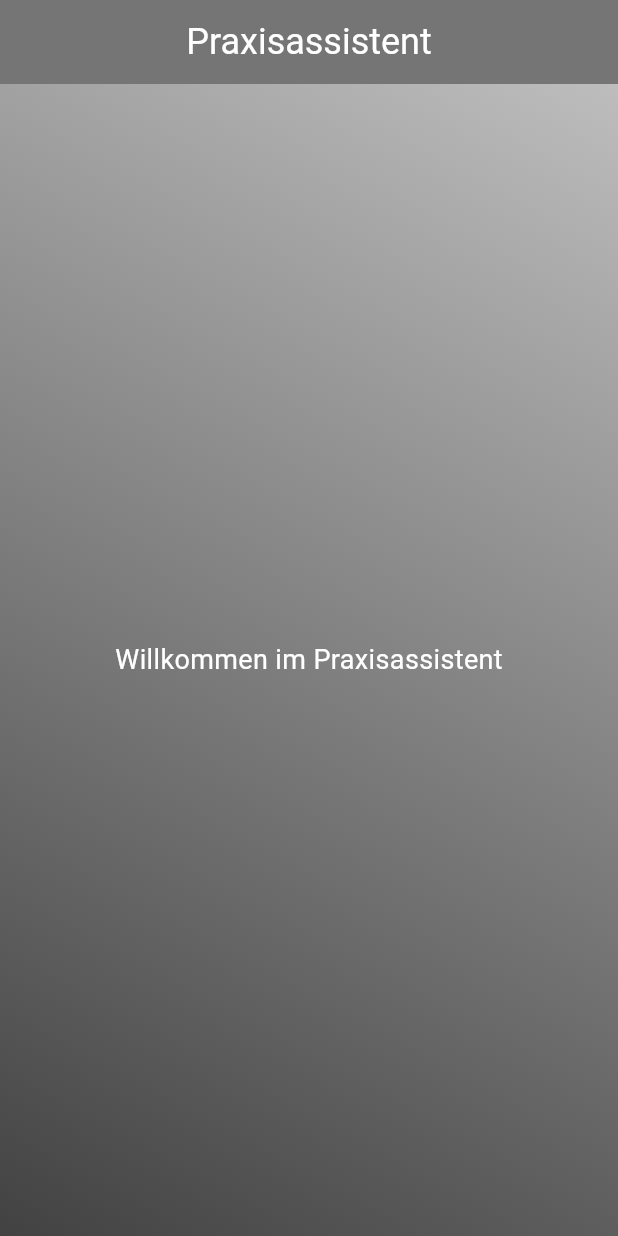
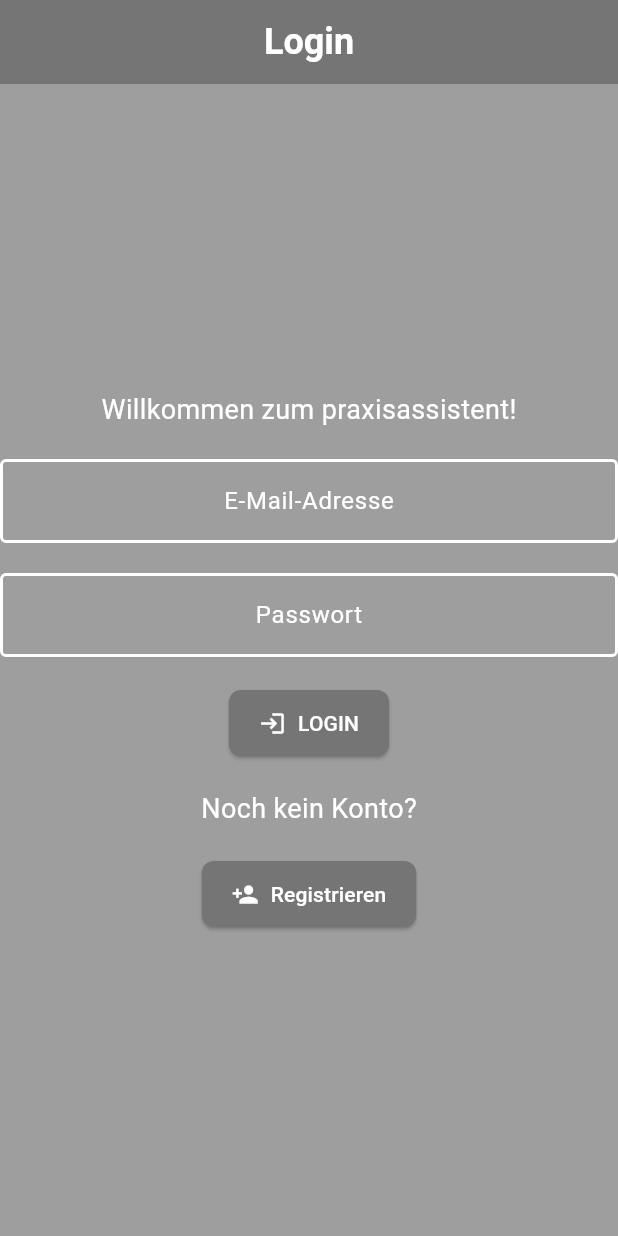
Before and after one commit to ahmad-kalaf/praxisasisstent, a Flutter app: the screen it shows after launch, on a phone screen of 412 x 824 dp. Run offline on Flutter 3.47's test engine with Material 3 defaults, Android fonts, the phone set to English and light mode, and no system bars; our stand-ins replace firebase_core; accounts and stored records are empty.

Commit message:
projekt mit firebase für die authentifizierung verbunden, theme für zentrale style-verwaltung erstellt, login widget (nur ui) erstellt

```diff
--- a/lib/main.dart
+++ b/lib/main.dart
@@ -1,7 +1,13 @@
 import 'package:flutter/material.dart';
-import 'package:praxisassistent/utils/constants.dart';
 
-void main() {
+import 'package:firebase_core/firebase_core.dart';
+import 'package:praxisassistent/utils/theme.dart';
+import 'package:praxisassistent/widgets/login_widget.dart';
+import 'firebase_options.dart';
+
+void main() async {
+  WidgetsFlutterBinding.ensureInitialized();
+  await Firebase.initializeApp(options: DefaultFirebaseOptions.currentPlatform);
   // Start der Anwendung
   runApp(const PraxisassistentApp());
 }
@@ -16,6 +22,7 @@ class PraxisassistentApp extends StatelessWidget {
     return MaterialApp(
       debugShowCheckedModeBanner: false,
       title: 'Praxisassistent',
+      theme: theme,
       home: const HomePage(),
     );
   }
@@ -32,42 +39,6 @@ class HomePage extends StatefulWidget {
 class _HomePageState extends State<HomePage> {
   @override
   Widget build(BuildContext context) {
-    return Scaffold(
-      // AppBar mit Titel und Hintergrundfarbe
-      appBar: AppBar(
-        title: const Text('Praxisassistent'),
-        centerTitle: true,
-        backgroundColor: kAppBarBackgroundColor,
-        titleTextStyle: TextStyle(
-          fontSize: kDefaultAppBarFontSize,
-          color: kDefaultTextColor,
-        ),
-      ),
-      // Container mit Gradient-Hintergrundfarbe (Farbverlauf)
-      // Dieser Container umschließt die weiteren Widgets im Body der HomePage
-      body: Container(
-        decoration: BoxDecoration(
-          // Gradient-Hintergrundfarbe (Linearer Farbverlauf von unten links nach oben rechts)
-          gradient: LinearGradient(
-            colors: [kScaffoldGradientStartColor, kScaffoldGradientEndColor],
-            begin: Alignment.bottomLeft,
-            end: Alignment.topRight,
-          ),
-        ),
-        child: SafeArea(
-          // Sicherer Bereich, um Inhalte nicht hinter der Stautsleiste oder
-          // anderen UI-Elementen des Betriebssystems zu verstecken
-          child: Center(
-            child: Text(
-              'Willkommen im Praxisassistent',
-              style: TextStyle(
-                fontSize: kDefaultBodyFontSize,
-                color: kDefaultTextColor,
-              ),
-            ),
-          ),
-        ),
-      ),
-    );
+    return LoginWidget();
   }
 }
--- /dev/null
+++ b/lib/utils/theme.dart
@@ -0,0 +1,58 @@
+import 'package:flutter/material.dart';
+import 'constants.dart';
+
+final ThemeData theme = ThemeData(
+  useMaterial3: true,
+  colorScheme: ColorScheme.fromSeed(
+    seedColor: kAppBarBackgroundColor,
+    brightness: Brightness.light,
+  ),
+  scaffoldBackgroundColor: Colors.grey,
+  appBarTheme: AppBarTheme(
+    backgroundColor: kAppBarBackgroundColor,
+    centerTitle: true,
+    titleTextStyle: TextStyle(
+      fontSize: kDefaultAppBarFontSize,
+      color: kDefaultTextColor,
+      fontWeight: FontWeight.bold,
+    ),
+    iconTheme: IconThemeData(color: kDefaultTextColor),
+  ),
+  textTheme: TextTheme(
+    bodyMedium: TextStyle(
+      fontSize: kDefaultBodyFontSize,
+      color: kDefaultTextColor,
+    ),
+    headlineMedium: TextStyle(
+      fontSize: kDefaultAppBarFontSize,
+      color: kDefaultTextColor,
+    ),
+  ),
+
+  inputDecorationTheme: InputDecorationTheme(
+    floatingLabelAlignment: FloatingLabelAlignment.center,
+    labelStyle: TextStyle(color: Colors.white),
+    border: OutlineInputBorder(
+      borderSide: BorderSide(
+        color: Colors.white,
+        style: BorderStyle.solid,
+        width: 2,
+      ),
+    ),
+    enabledBorder: OutlineInputBorder(
+      borderSide: BorderSide(
+        color: Colors.white,
+        style: BorderStyle.solid,
+        width: 2,
+      ),
+    ),
+  ),
+  elevatedButtonTheme: ElevatedButtonThemeData(
+    style: ElevatedButton.styleFrom(
+      backgroundColor: kAppBarBackgroundColor,
+      foregroundColor: kDefaultTextColor,
+      shape: RoundedRectangleBorder(borderRadius: BorderRadius.circular(8)),
+      padding: const EdgeInsets.symmetric(horizontal: 20, vertical: 12),
+    ),
+  ),
+);
--- /dev/null
+++ b/lib/widgets/login_widget.dart
@@ -0,0 +1,69 @@
+import "package:flutter/material.dart";
+
+class LoginWidget extends StatefulWidget {
+  const LoginWidget({super.key});
+
+  @override
+  State<LoginWidget> createState() => _LoginWidgetState();
+}
+
+class _LoginWidgetState extends State<LoginWidget> {
+  final _formKey = GlobalKey<FormState>();
+  final _eMailAdressController = TextEditingController();
+  final _passwordController = TextEditingController();
+  @override
+  Widget build(BuildContext context) {
+    return Scaffold(
+      appBar: AppBar(centerTitle: true, title: Text("Login")),
+      body: Form(
+        key: _formKey,
+        child: Column(
+          mainAxisAlignment: MainAxisAlignment.center,
+          spacing: 20.0,
+          children: [
+            Text("Willkommen zum praxisassistent!"),
+            TextFormField(
+              decoration: InputDecoration(
+                label: Center(child: Text('E-Mail-Adresse')),
+              ),
+              validator: (value) {
+                if (value == null || value.isEmpty) {
+                  return 'Bitte E-Mail-Adresse eingeben!';
+                }
+                return null;
+              },
+              controller: _eMailAdressController,
+            ),
+            TextFormField(
+              decoration: InputDecoration(
+                label: Center(child: Text('Passwort')),
+              ),
+              validator: (value) {
+                if (value == null || value.isEmpty) {
+                  return 'Bitte Passwort eingeben!';
+                }
+                return null;
+              },
+              controller: _passwordController,
+            ),
+            ElevatedButton.icon(
+              onPressed: () {
+                if (_formKey.currentState!.validate()) {
+                  // login
+                }
+              },
+              label: Text("LOGIN"),
+              icon: Icon(Icons.login),
+            ),
+            Text('Noch kein Konto?'),
+            ElevatedButton.icon(
+              onPressed: () {},
+              label: Text('Registrieren'),
+              icon: Icon(Icons.person_add),
+            ),
+          ],
+        ),
+      ),
+    );
+  }
+}
--- a/pubspec.yaml
+++ b/pubspec.yaml
@@ -34,6 +34,7 @@ dependencies:
   # The following adds the Cupertino Icons font to your application.
   # Use with the CupertinoIcons class for iOS style icons.
   cupertino_icons: ^1.0.8
+  firebase_core: ^4.0.0
 
 dev_dependencies:
   flutter_test:
```
Also changed, not shown: firebase.json (added), lib/firebase_options.dart (added), pubspec.lock, 6 other files.
